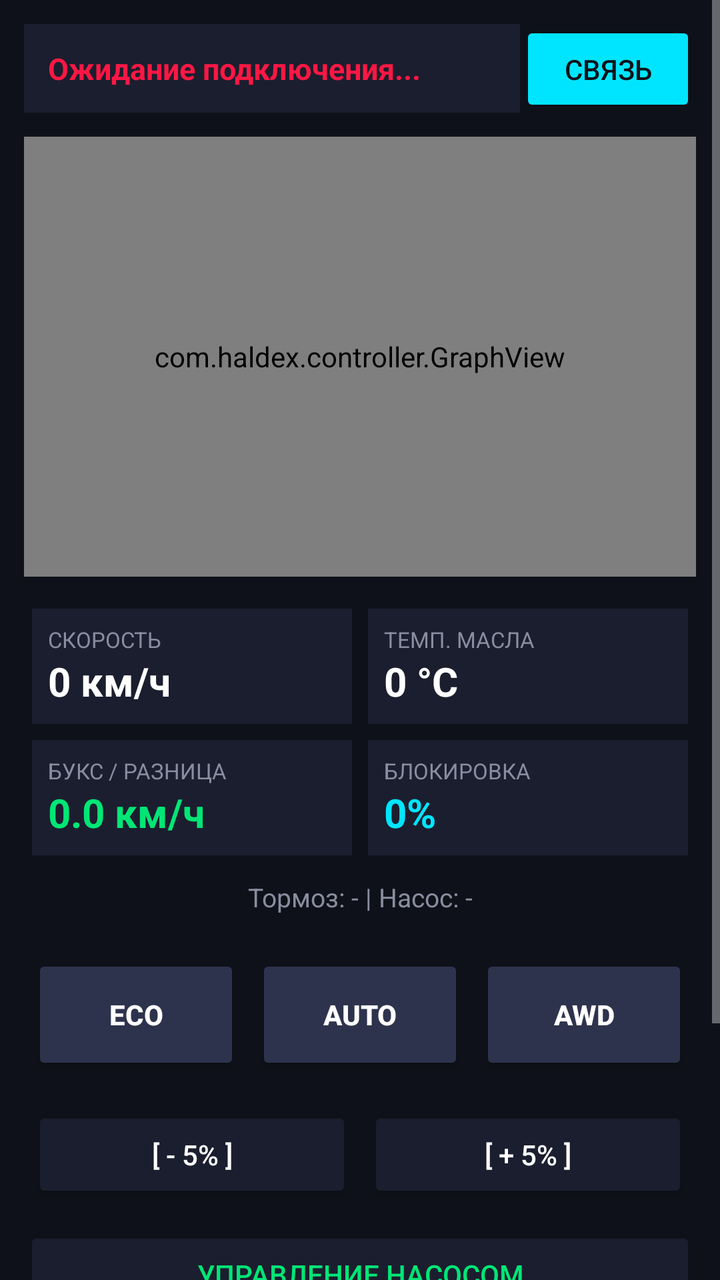
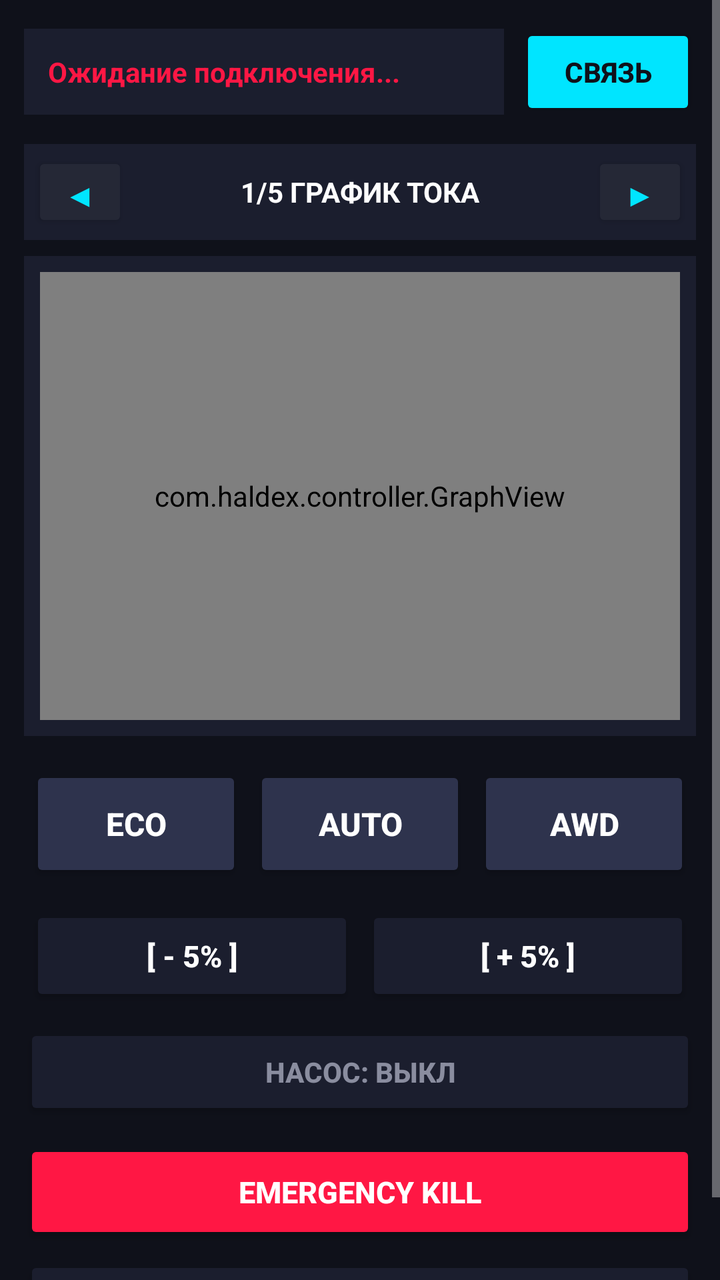

An Android layout rendered at two revisions. The XML below is the earlier revision; the diff shows what the commit changed to produce the second picture.
<!-- AndroidManifest.xml: application theme Theme.AppCompat.NoActionBar -->
<!-- res/layout/activity_main.xml -->
<?xml version="1.0" encoding="utf-8"?>
<ScrollView xmlns:android="http://schemas.android.com/apk/res/android"
    xmlns:app="http://schemas.android.com/apk/res-auto"
    android:layout_width="match_parent"
    android:layout_height="match_parent"
    android:background="#0F111A"
    android:fillViewport="true">

    <androidx.constraintlayout.widget.ConstraintLayout
        android:layout_width="match_parent"
        android:layout_height="wrap_content"
        android:padding="12dp">

        
        <TextView
            android:id="@+id/tvStatus"
            android:layout_width="0dp"
            android:layout_height="wrap_content"
            android:background="#1B1E2E"
            android:padding="12dp"
            android:text="Ожидание подключения..."
            android:textColor="#FF1744"
            android:textSize="15sp"
            android:textStyle="bold"
            app:layout_constraintEnd_toStartOf="@+id/btnConnect"
            app:layout_constraintStart_toStartOf="parent"
            app:layout_constraintTop_toTopOf="parent" />

        <Button
            android:id="@+id/btnConnect"
            android:layout_width="wrap_content"
            android:layout_height="wrap_content"
            android:layout_marginStart="8dp"
            android:backgroundTint="#00E5FF"
            android:text="СВЯЗЬ"
            android:textColor="#0F111A"
            app:layout_constraintBottom_toBottomOf="@+id/tvStatus"
            app:layout_constraintEnd_toEndOf="parent"
            app:layout_constraintTop_toTopOf="@+id/tvStatus" />

        
        <com.haldex.controller.GraphView
            android:id="@+id/graphView"
            android:layout_width="match_parent"
            android:layout_height="220dp"
            android:layout_marginTop="12dp"
            app:layout_constraintTop_toBottomOf="@+id/tvStatus" />

        
        <GridLayout
            android:id="@+id/gridLayout"
            android:layout_width="match_parent"
            android:layout_height="wrap_content"
            android:layout_marginTop="12dp"
            android:columnCount="2"
            android:rowCount="2"
            app:layout_constraintTop_toBottomOf="@+id/graphView">

            <LinearLayout
                android:layout_width="0dp"
                android:layout_height="wrap_content"
                android:layout_columnWeight="1"
                android:layout_margin="4dp"
                android:background="#1B1E2E"
                android:orientation="vertical"
                android:padding="8dp">
                <TextView android:layout_width="wrap_content" android:layout_height="wrap_content" android:text="СКОРОСТЬ" android:textColor="#8A8D9F" android:textSize="11sp" />
                <TextView android:id="@+id/tvSpeed" android:layout_width="wrap_content" android:layout_height="wrap_content" android:text="0 км/ч" android:textColor="#FFFFFF" android:textSize="20sp" android:textStyle="bold" />
            </LinearLayout>

            <LinearLayout
                android:layout_width="0dp"
                android:layout_height="wrap_content"
                android:layout_columnWeight="1"
                android:layout_margin="4dp"
                android:background="#1B1E2E"
                android:orientation="vertical"
                android:padding="8dp">
                <TextView android:layout_width="wrap_content" android:layout_height="wrap_content" android:text="ТЕМП. МАСЛА" android:textColor="#8A8D9F" android:textSize="11sp" />
                <TextView android:id="@+id/tvTemp" android:layout_width="wrap_content" android:layout_height="wrap_content" android:text="0 °C" android:textColor="#FFFFFF" android:textSize="20sp" android:textStyle="bold" />
            </LinearLayout>

            <LinearLayout
                android:layout_width="0dp"
                android:layout_height="wrap_content"
                android:layout_columnWeight="1"
                android:layout_margin="4dp"
                android:background="#1B1E2E"
                android:orientation="vertical"
                android:padding="8dp">
                <TextView android:layout_width="wrap_content" android:layout_height="wrap_content" android:text="БУКС / РАЗНИЦА" android:textColor="#8A8D9F" android:textSize="11sp" />
                <TextView android:id="@+id/tvSlip" android:layout_width="wrap_content" android:layout_height="wrap_content" android:text="0.0 км/ч" android:textColor="#00E676" android:textSize="20sp" android:textStyle="bold" />
            </LinearLayout>

            <LinearLayout
                android:layout_width="0dp"
                android:layout_height="wrap_content"
                android:layout_columnWeight="1"
                android:layout_margin="4dp"
                android:background="#1B1E2E"
                android:orientation="vertical"
                android:padding="8dp">
                <TextView android:layout_width="wrap_content" android:layout_height="wrap_content" android:text="БЛОКИРОВКА" android:textColor="#8A8D9F" android:textSize="11sp" />
                <TextView android:id="@+id/tvLock" android:layout_width="wrap_content" android:layout_height="wrap_content" android:text="0%" android:textColor="#00E5FF" android:textSize="20sp" android:textStyle="bold" />
            </LinearLayout>
        </GridLayout>

        
        <TextView
            android:id="@+id/tvExtraInfo"
            android:layout_width="match_parent"
            android:layout_height="wrap_content"
            android:layout_marginTop="8dp"
            android:text="Тормоз: - | Насос: -"
            android:textAlignment="center"
            android:textColor="#8A8D9F"
            android:textSize="13sp"
            app:layout_constraintTop_toBottomOf="@+id/gridLayout" />

        
        <LinearLayout
            android:id="@+id/modeLayout"
            android:layout_width="match_parent"
            android:layout_height="wrap_content"
            android:layout_marginTop="16dp"
            android:orientation="horizontal"
            app:layout_constraintTop_toBottomOf="@+id/tvExtraInfo">

            <Button
                android:id="@+id/btnEco"
                android:layout_width="0dp"
                android:layout_height="60dp"
                android:layout_margin="4dp"
                android:layout_weight="1"
                android:backgroundTint="#2E334D"
                android:text="ECO"
                android:textColor="#FFFFFF"
                android:textStyle="bold" />

            <Button
                android:id="@+id/btnAuto"
                android:layout_width="0dp"
                android:layout_height="60dp"
                android:layout_margin="4dp"
                android:layout_weight="1"
                android:backgroundTint="#2E334D"
                android:text="AUTO"
                android:textColor="#FFFFFF"
                android:textStyle="bold" />

            <Button
                android:id="@+id/btnAwd"
                android:layout_width="0dp"
                android:layout_height="60dp"
                android:layout_margin="4dp"
                android:layout_weight="1"
                android:backgroundTint="#2E334D"
                android:text="AWD"
                android:textColor="#FFFFFF"
                android:textStyle="bold" />
        </LinearLayout>

        
        <LinearLayout
            android:id="@+id/adjustLayout"
            android:layout_width="match_parent"
            android:layout_height="wrap_content"
            android:layout_marginTop="8dp"
            android:orientation="horizontal"
            app:layout_constraintTop_toBottomOf="@+id/modeLayout">

            <Button
                android:id="@+id/btnMinus"
                android:layout_width="0dp"
                android:layout_height="wrap_content"
                android:layout_margin="4dp"
                android:layout_weight="1"
                android:backgroundTint="#1B1E2E"
                android:text="[ - 5% ]"
                android:textColor="#FFFFFF" />

            <Button
                android:id="@+id/btnPlus"
                android:layout_width="0dp"
                android:layout_height="wrap_content"
                android:layout_margin="4dp"
                android:layout_weight="1"
                android:backgroundTint="#1B1E2E"
                android:text="[ + 5% ]"
                android:textColor="#FFFFFF" />
        </LinearLayout>

        
        <Button
            android:id="@+id/btnPump"
            android:layout_width="match_parent"
            android:layout_height="wrap_content"
            android:layout_marginTop="8dp"
            android:backgroundTint="#1B1E2E"
            android:text="УПРАВЛЕНИЕ НАСОСОМ"
            android:textColor="#00E676"
            app:layout_constraintTop_toBottomOf="@+id/adjustLayout" />

        
        <Button
            android:id="@+id/btnKill"
            android:layout_width="match_parent"
            android:layout_height="55dp"
            android:layout_marginTop="16dp"
            android:backgroundTint="#FF1744"
            android:text="EMERGENCY KILL"
            android:textColor="#FFFFFF"
            android:textStyle="bold"
            app:layout_constraintTop_toBottomOf="@+id/btnPump" />

        <Button
            android:id="@+id/btnReset"
            android:layout_width="match_parent"
            android:layout_height="wrap_content"
            android:layout_marginTop="8dp"
            android:backgroundTint="#1B1E2E"
            android:text="СБРОС ОШИБОК / СБРОС АВАРИИ"
            android:textColor="#8A8D9F"
            android:textSize="12sp"
            app:layout_constraintTop_toBottomOf="@+id/btnKill" />

    </androidx.constraintlayout.widget.ConstraintLayout>
</ScrollView>
<!-- resources referenced by this layout -->
<resources>

</resources>

<!-- the commit's change to res/layout/activity_main.xml (unified diff, before → after) -->
@@ -6,223 +6,329 @@
     android:background="#0F111A"
     android:fillViewport="true">
 
-    <androidx.constraintlayout.widget.ConstraintLayout
+    <LinearLayout
         android:layout_width="match_parent"
         android:layout_height="wrap_content"
+        android:orientation="vertical"
         android:padding="12dp">
 
         
-        <TextView
-            android:id="@+id/tvStatus"
-            android:layout_width="0dp"
+        <LinearLayout
+            android:layout_width="match_parent"
             android:layout_height="wrap_content"
-            android:background="#1B1E2E"
-            android:padding="12dp"
-            android:text="Ожидание подключения..."
-            android:textColor="#FF1744"
-            android:textSize="15sp"
-            android:textStyle="bold"
-            app:layout_constraintEnd_toStartOf="@+id/btnConnect"
-            app:layout_constraintStart_toStartOf="parent"
-            app:layout_constraintTop_toTopOf="parent" />
-
-        <Button
-            android:id="@+id/btnConnect"
-            android:layout_width="wrap_content"
-            android:layout_height="wrap_content"
-            android:layout_marginStart="8dp"
-            android:backgroundTint="#00E5FF"
-            android:text="СВЯЗЬ"
-            android:textColor="#0F111A"
-            app:layout_constraintBottom_toBottomOf="@+id/tvStatus"
-            app:layout_constraintEnd_toEndOf="parent"
-            app:layout_constraintTop_toTopOf="@+id/tvStatus" />
-
-        
-        <com.haldex.controller.GraphView
-            android:id="@+id/graphView"
-            android:layout_width="match_parent"
-            android:layout_height="220dp"
-            android:layout_marginTop="12dp"
-            app:layout_constraintTop_toBottomOf="@+id/tvStatus" />
-
-        
-        <GridLayout
-            android:id="@+id/gridLayout"
+            android:orientation="horizontal">
+
+            <TextView
+                android:id="@+id/tvStatus"
+                android:layout_width="0dp"
+                android:layout_height="wrap_content"
+                android:layout_weight="1"
+                android:background="#1B1E2E"
+                android:padding="12dp"
+                android:text="Ожидание подключения..."
+                android:textColor="#FF1744"
+                android:textSize="14sp"
+                android:textStyle="bold" />
+
+            <Button
+                android:id="@+id/btnConnect"
+                android:layout_width="wrap_content"
+                android:layout_height="wrap_content"
+                android:layout_marginStart="8dp"
+                android:backgroundTint="#00E5FF"
+                android:text="СВЯЗЬ"
+                android:textColor="#0F111A"
+                android:textStyle="bold" />
+        </LinearLayout>
+
+        
+        <LinearLayout
             android:layout_width="match_parent"
             android:layout_height="wrap_content"
             android:layout_marginTop="12dp"
-            android:columnCount="2"
-            android:rowCount="2"
-            app:layout_constraintTop_toBottomOf="@+id/graphView">
-
+            android:background="#1B1E2E"
+            android:gravity="center_vertical"
+            android:orientation="horizontal"
+            android:padding="4dp">
+
+            <Button
+                android:id="@+id/btnPrevScreen"
+                android:layout_width="48dp"
+                android:layout_height="40dp"
+                android:backgroundTint="#252836"
+                android:text="◀"
+                android:textColor="#00E5FF"
+                android:textSize="16sp" />
+
+            <TextView
+                android:id="@+id/tvScreenTitle"
+                android:layout_width="0dp"
+                android:layout_height="wrap_content"
+                android:layout_weight="1"
+                android:text="1/5 ГРАФИК ТОКА"
+                android:textAlignment="center"
+                android:textColor="#FFFFFF"
+                android:textSize="14sp"
+                android:textStyle="bold" />
+
+            <Button
+                android:id="@+id/btnNextScreen"
+                android:layout_width="48dp"
+                android:layout_height="40dp"
+                android:backgroundTint="#252836"
+                android:text="▶"
+                android:textColor="#00E5FF"
+                android:textSize="16sp" />
+        </LinearLayout>
+
+        
+        <FrameLayout
+            android:id="@+id/carouselContainer"
+            android:layout_width="match_parent"
+            android:layout_height="240dp"
+            android:layout_marginTop="8dp"
+            android:background="#1B1E2E"
+            android:padding="8dp">
+
+            
+            <com.haldex.controller.GraphView
+                android:id="@+id/graphView"
+                android:layout_width="match_parent"
+                android:layout_height="match_parent" />
+
+            
             <LinearLayout
-                android:layout_width="0dp"
-                android:layout_height="wrap_content"
-                android:layout_columnWeight="1"
-                android:layout_margin="4dp"
-                android:background="#1B1E2E"
+                android:id="@+id/pageWheels"
+                android:layout_width="match_parent"
+                android:layout_height="match_parent"
+                android:gravity="center"
                 android:orientation="vertical"
-                android:padding="8dp">
-                <TextView android:layout_width="wrap_content" android:layout_height="wrap_content" android:text="СКОРОСТЬ" android:textColor="#8A8D9F" android:textSize="11sp" />
-                <TextView android:id="@+id/tvSpeed" android:layout_width="wrap_content" android:layout_height="wrap_content" android:text="0 км/ч" android:textColor="#FFFFFF" android:textSize="20sp" android:textStyle="bold" />
+                android:visibility="gone">
+
+                <LinearLayout
+                    android:layout_width="match_parent"
+                    android:layout_height="wrap_content"
+                    android:orientation="horizontal">
+                    <LinearLayout
+                        android:layout_width="0dp"
+                        android:layout_height="wrap_content"
+                        android:layout_margin="4dp"
+                        android:layout_weight="1"
+                        android:background="#252836"
+                        android:padding="8dp">
+                        <TextView android:layout_width="wrap_content" android:layout_height="wrap_content" android:text="FL: " android:textColor="#8A8D9F" android:textSize="13sp" />
+                        <TextView android:id="@+id/tvFl" android:layout_width="wrap_content" android:layout_height="wrap_content" android:text="0.0 км/ч" android:textColor="#FFFFFF" android:textSize="18sp" android:textStyle="bold" />
+                    </LinearLayout>
+                    <LinearLayout
+                        android:layout_width="0dp"
+                        android:layout_height="wrap_content"
+                        android:layout_margin="4dp"
+                        android:layout_weight="1"
+                        android:background="#252836"
+                        android:padding="8dp">
+                        <TextView android:layout_width="wrap_content" android:layout_height="wrap_content" android:text="FR: " android:textColor="#8A8D9F" android:textSize="13sp" />
+                        <TextView android:id="@+id/tvFr" android:layout_width="wrap_content" android:layout_height="wrap_content" android:text="0.0 км/ч" android:textColor="#FFFFFF" android:textSize="18sp" android:textStyle="bold" />
+                    </LinearLayout>
+                </LinearLayout>
+
+                <LinearLayout
+                    android:layout_width="match_parent"
+                    android:layout_height="wrap_content"
+                    android:layout_marginTop="4dp"
+                    android:orientation="horizontal">
+                    <LinearLayout
+                        android:layout_width="0dp"
+                        android:layout_height="wrap_content"
+                        android:layout_margin="4dp"
+                        android:layout_weight="1"
+                        android:background="#252836"
+                        android:padding="8dp">
+                        <TextView android:layout_width="wrap_content" android:layout_height="wrap_content" android:text="RL: " android:textColor="#8A8D9F" android:textSize="13sp" />
+                        <TextView android:id="@+id/tvRl" android:layout_width="wrap_content" android:layout_height="wrap_content" android:text="0.0 км/ч" android:textColor="#FFFFFF" android:textSize="18sp" android:textStyle="bold" />
+                    </LinearLayout>
+                    <LinearLayout
+                        android:layout_width="0dp"
+                        android:layout_height="wrap_content"
+                        android:layout_margin="4dp"
+                        android:layout_weight="1"
+                        android:background="#252836"
+                        android:padding="8dp">
+                        <TextView android:layout_width="wrap_content" android:layout_height="wrap_content" android:text="RR: " android:textColor="#8A8D9F" android:textSize="13sp" />
+                        <TextView android:id="@+id/tvRr" android:layout_width="wrap_content" android:layout_height="wrap_content" android:text="0.0 км/ч" android:textColor="#FFFFFF" android:textSize="18sp" android:textStyle="bold" />
+                    </LinearLayout>
+                </LinearLayout>
+
+                <TextView
+                    android:id="@+id/tvWheelSlip"
+                    android:layout_width="match_parent"
+                    android:layout_height="wrap_content"
+                    android:layout_marginTop="12dp"
+                    android:background="#0F111A"
+                    android:padding="10dp"
+                    android:text="БУКС: 0.0 км/ч"
+                    android:textAlignment="center"
+                    android:textColor="#00E676"
+                    android:textSize="18sp"
+                    android:textStyle="bold" />
             </LinearLayout>
 
+            
             <LinearLayout
-                android:layout_width="0dp"
-                android:layout_height="wrap_content"
-                android:layout_columnWeight="1"
-                android:layout_margin="4dp"
-                android:background="#1B1E2E"
+                android:id="@+id/pageTelemetry"
+                android:layout_width="match_parent"
+                android:layout_height="match_parent"
                 android:orientation="vertical"
-                android:padding="8dp">
-                <TextView android:layout_width="wrap_content" android:layout_height="wrap_content" android:text="ТЕМП. МАСЛА" android:textColor="#8A8D9F" android:textSize="11sp" />
-                <TextView android:id="@+id/tvTemp" android:layout_width="wrap_content" android:layout_height="wrap_content" android:text="0 °C" android:textColor="#FFFFFF" android:textSize="20sp" android:textStyle="bold" />
+                android:visibility="gone">
+
+                <TextView android:id="@+id/tvCanSpeed" android:layout_width="match_parent" android:layout_height="wrap_content" android:padding="4dp" android:text="Скорость: 0 км/ч" android:textColor="#FFFFFF" android:textSize="15sp" />
+                <TextView android:id="@+id/tvCanRpm" android:layout_width="match_parent" android:layout_height="wrap_content" android:padding="4dp" android:text="Обороты: 0 RPM" android:textColor="#FFFFFF" android:textSize="15sp" />
+                <TextView android:id="@+id/tvCanGas" android:layout_width="match_parent" android:layout_height="wrap_content" android:padding="4dp" android:text="Педаль газа: 0%" android:textColor="#FFFFFF" android:textSize="15sp" />
+                <TextView android:id="@+id/tvCanSteer" android:layout_width="match_parent" android:layout_height="wrap_content" android:padding="4dp" android:text="Угол руля: 0.0°" android:textColor="#FFFFFF" android:textSize="15sp" />
+                <TextView android:id="@+id/tvCanBrake" android:layout_width="match_parent" android:layout_height="wrap_content" android:padding="4dp" android:text="Педаль тормоза: ОТПУЩЕН" android:textColor="#00E676" android:textSize="15sp" />
+                <TextView android:id="@+id/tvCanPwm" android:layout_width="match_parent" android:layout_height="wrap_content" android:padding="4dp" android:text="ШИМ клапана N373: 0 / 255" android:textColor="#00E5FF" android:textSize="15sp" />
             </LinearLayout>
 
+            
             <LinearLayout
-                android:layout_width="0dp"
-                android:layout_height="wrap_content"
-                android:layout_columnWeight="1"
-                android:layout_margin="4dp"
-                android:background="#1B1E2E"
+                android:id="@+id/pageDiagnostic"
+                android:layout_width="match_parent"
+                android:layout_height="match_parent"
                 android:orientation="vertical"
-                android:padding="8dp">
-                <TextView android:layout_width="wrap_content" android:layout_height="wrap_content" android:text="БУКС / РАЗНИЦА" android:textColor="#8A8D9F" android:textSize="11sp" />
-                <TextView android:id="@+id/tvSlip" android:layout_width="wrap_content" android:layout_height="wrap_content" android:text="0.0 км/ч" android:textColor="#00E676" android:textSize="20sp" android:textStyle="bold" />
+                android:visibility="gone">
+
+                <TextView android:id="@+id/tvDiagHydr" android:layout_width="match_parent" android:layout_height="wrap_content" android:padding="4dp" android:text="Гидравлика: OK" android:textColor="#00E676" android:textSize="14sp" />
+                <TextView android:id="@+id/tvDiagCan" android:layout_width="match_parent" android:layout_height="wrap_content" android:padding="4dp" android:text="CAN-шина: ONLINE" android:textColor="#00E676" android:textSize="14sp" />
+                <TextView android:id="@+id/tvDiagOil" android:layout_width="match_parent" android:layout_height="wrap_content" android:padding="4dp" android:text="Температура масла: 0 °C (R: 0)" android:textColor="#FFFFFF" android:textSize="14sp" />
+                <TextView android:id="@+id/tvDiagPump" android:layout_width="match_parent" android:layout_height="wrap_content" android:padding="4dp" android:text="Насос V181: ВЫКЛ" android:textColor="#8A8D9F" android:textSize="14sp" />
+                <TextView android:id="@+id/tvDiagCut" android:layout_width="match_parent" android:layout_height="wrap_content" android:padding="4dp" android:text="Отсечки безопасности: НЕТ" android:textColor="#FFFFFF" android:textSize="14sp" />
+                <TextView android:id="@+id/tvDiagCurrent" android:layout_width="match_parent" android:layout_height="wrap_content" android:padding="4dp" android:text="Ток соленоида: 0.00 А (Цель: 0.00 А)" android:textColor="#00E5FF" android:textSize="14sp" />
             </LinearLayout>
 
+            
             <LinearLayout
-                android:layout_width="0dp"
-                android:layout_height="wrap_content"
-                android:layout_columnWeight="1"
-                android:layout_margin="4dp"
-                android:background="#1B1E2E"
+                android:id="@+id/pageAwdSetup"
+                android:layout_width="match_parent"
+                android:layout_height="match_parent"
+                android:gravity="center"
                 android:orientation="vertical"
-                android:padding="8dp">
-                <TextView android:layout_width="wrap_content" android:layout_height="wrap_content" android:text="БЛОКИРОВКА" android:textColor="#8A8D9F" android:textSize="11sp" />
-                <TextView android:id="@+id/tvLock" android:layout_width="wrap_content" android:layout_height="wrap_content" android:text="0%" android:textColor="#00E5FF" android:textSize="20sp" android:textStyle="bold" />
+                android:visibility="gone">
+
+                <TextView android:layout_width="wrap_content" android:layout_height="wrap_content" android:text="БЛОКИРОВКА AWD" android:textColor="#8A8D9F" android:textSize="14sp" />
+                <TextView android:id="@+id/tvAwdLockValue" android:layout_width="wrap_content" android:layout_height="wrap_content" android:text="100%" android:textColor="#FFD600" android:textSize="45sp" android:textStyle="bold" />
+                <TextView android:id="@+id/tvAwdPressure" android:layout_width="wrap_content" android:layout_height="wrap_content" android:text="P(est): ~35.0 bar" android:textColor="#FFFFFF" android:textSize="16sp" />
+                <TextView android:id="@+id/tvAwdAmps" android:layout_width="wrap_content" android:layout_height="wrap_content" android:layout_marginTop="4dp" android:text="Ток: 1.35 А" android:textColor="#00E5FF" android:textSize="16sp" />
             </LinearLayout>
-        </GridLayout>
-
-        
-        <TextView
-            android:id="@+id/tvExtraInfo"
+
+        </FrameLayout>
+
+        
+        <LinearLayout
             android:layout_width="match_parent"
             android:layout_height="wrap_content"
-            android:layout_marginTop="8dp"
-            android:text="Тормоз: - | Насос: -"
-            android:textAlignment="center"
-            android:textColor="#8A8D9F"
-            android:textSize="13sp"
-            app:layout_constraintTop_toBottomOf="@+id/gridLayout" />
-
-        
-        <LinearLayout
-            android:id="@+id/modeLayout"
-            android:layout_width="match_parent"
-            android:layout_height="wrap_content"
-            android:layout_marginTop="16dp"
-            android:orientation="horizontal"
-            app:layout_constraintTop_toBottomOf="@+id/tvExtraInfo">
+            android:layout_marginTop="12dp"
+            android:orientation="horizontal">
 
             <Button
                 android:id="@+id/btnEco"
                 android:layout_width="0dp"
-                android:layout_height="60dp"
-                android:layout_margin="4dp"
+                android:layout_height="58dp"
+                android:layout_margin="3dp"
                 android:layout_weight="1"
                 android:backgroundTint="#2E334D"
                 android:text="ECO"
                 android:textColor="#FFFFFF"
+                android:textSize="16sp"
                 android:textStyle="bold" />
 
             <Button
                 android:id="@+id/btnAuto"
                 android:layout_width="0dp"
-                android:layout_height="60dp"
-                android:layout_margin="4dp"
+                android:layout_height="58dp"
+                android:layout_margin="3dp"
                 android:layout_weight="1"
                 android:backgroundTint="#2E334D"
                 android:text="AUTO"
                 android:textColor="#FFFFFF"
+                android:textSize="16sp"
                 android:textStyle="bold" />
 
             <Button
                 android:id="@+id/btnAwd"
                 android:layout_width="0dp"
-                android:layout_height="60dp"
-                android:layout_margin="4dp"
+                android:layout_height="58dp"
+                android:layout_margin="3dp"
                 android:layout_weight="1"
                 android:backgroundTint="#2E334D"
                 android:text="AWD"
                 android:textColor="#FFFFFF"
+                android:textSize="16sp"
                 android:textStyle="bold" />
         </LinearLayout>
 
         
         <LinearLayout
-            android:id="@+id/adjustLayout"
             android:layout_width="match_parent"
             android:layout_height="wrap_content"
-            android:layout_marginTop="8dp"
-            android:orientation="horizontal"
-            app:layout_constraintTop_toBottomOf="@+id/modeLayout">
+            android:layout_marginTop="6dp"
+            android:orientation="horizontal">
 
             <Button
                 android:id="@+id/btnMinus"
                 android:layout_width="0dp"
-                android:layout_height="wrap_content"
-                android:layout_margin="4dp"
+                android:layout_height="50dp"
+                android:layout_margin="3dp"
                 android:layout_weight="1"
                 android:backgroundTint="#1B1E2E"
                 android:text="[ - 5% ]"
-                android:textColor="#FFFFFF" />
+                android:textColor="#FFFFFF"
+                android:textSize="15sp"
+                android:textStyle="bold" />
 
             <Button
                 android:id="@+id/btnPlus"
                 android:layout_width="0dp"
-                android:layout_height="wrap_content"
-                android:layout_margin="4dp"
+                android:layout_height="50dp"
+                android:layout_margin="3dp"
                 android:layout_weight="1"
                 android:backgroundTint="#1B1E2E"
                 android:text="[ + 5% ]"
-                android:textColor="#FFFFFF" />
+                android:textColor="#FFFFFF"
+                android:textSize="15sp"
+                android:textStyle="bold" />
         </LinearLayout>
 
         
         <Button
             android:id="@+id/btnPump"
             android:layout_width="match_parent"
-            android:layout_height="wrap_content"
-            android:layout_marginTop="8dp"
+            android:layout_height="48dp"
+            android:layout_marginTop="6dp"
             android:backgroundTint="#1B1E2E"
-            android:text="УПРАВЛЕНИЕ НАСОСОМ"
-            android:textColor="#00E676"
-            app:layout_constraintTop_toBottomOf="@+id/adjustLayout" />
+            android:text="НАСОС: ВЫКЛ"
+            android:textColor="#8A8D9F"
+            android:textStyle="bold" />
 
         
         <Button
             android:id="@+id/btnKill"
             android:layout_width="match_parent"
-            android:layout_height="55dp"
-            android:layout_marginTop="16dp"
+            android:layout_height="52dp"
+            android:layout_marginTop="10dp"
             android:backgroundTint="#FF1744"
             android:text="EMERGENCY KILL"
             android:textColor="#FFFFFF"
-            android:textStyle="bold"
-            app:layout_constraintTop_toBottomOf="@+id/btnPump" />
+            android:textSize="15sp"
+            android:textStyle="bold" />
 
         <Button
             android:id="@+id/btnReset"
             android:layout_width="match_parent"
-            android:layout_height="wrap_content"
-            android:layout_marginTop="8dp"
+            android:layout_height="44dp"
+            android:layout_marginTop="6dp"
             android:backgroundTint="#1B1E2E"
-            android:text="СБРОС ОШИБОК / СБРОС АВАРИИ"
+            android:text="СБРОС АВАРИИ И ОШИБОК"
             android:textColor="#8A8D9F"
-            android:textSize="12sp"
-            app:layout_constraintTop_toBottomOf="@+id/btnKill" />
-
-    </androidx.constraintlayout.widget.ConstraintLayout>
+            android:textSize="13sp" />
+
+    </LinearLayout>
 </ScrollView>
